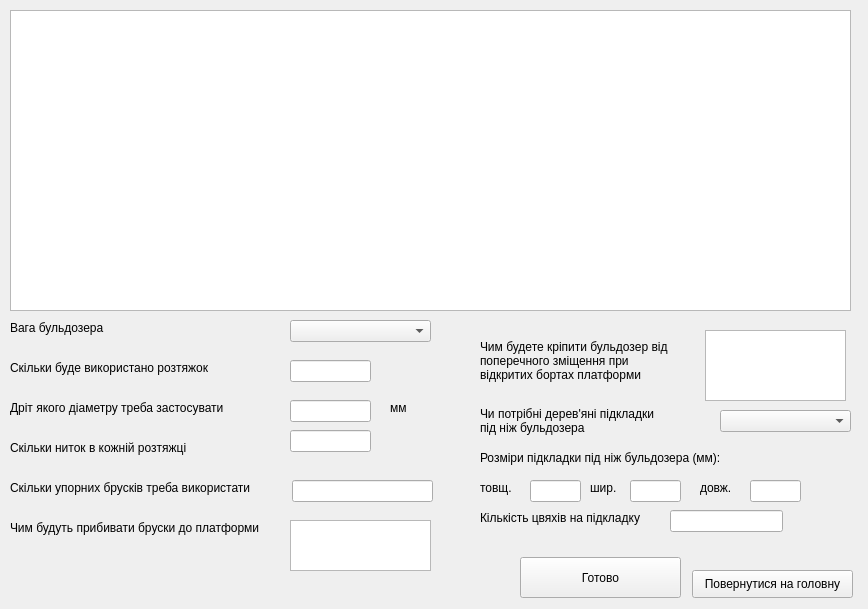
Above: bulldozer_form.ui from Win9XCHI/Fastening_test before the change. Below: the same form after it.
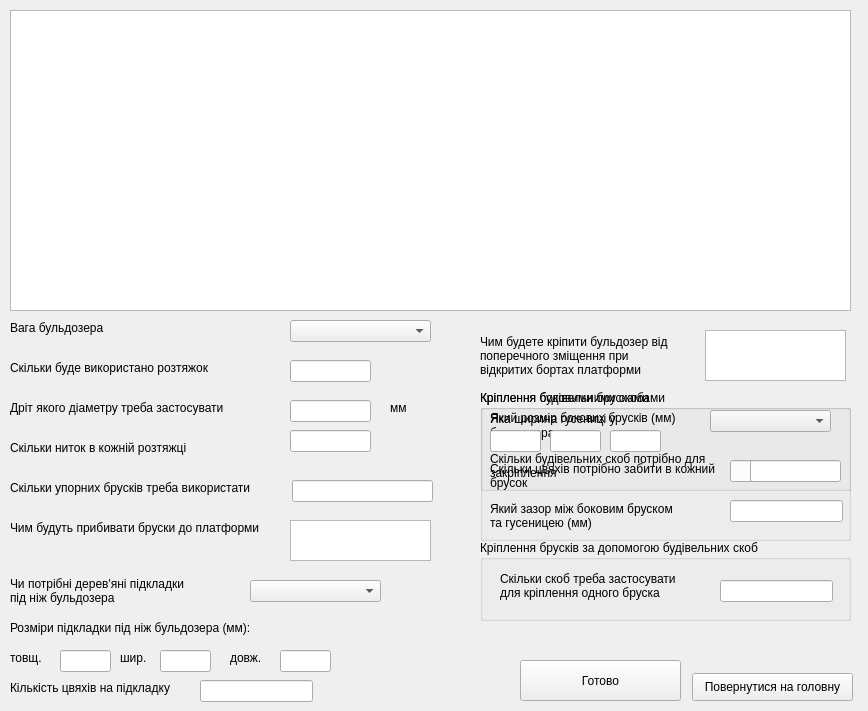
That is the form after the change.

Commit message: Fix bulldozer form

Diff of the .ui file:
```diff
--- a/bulldozer_form.ui
+++ b/bulldozer_form.ui
@@ -7,7 +7,7 @@
     <x>0</x>
     <y>0</y>
     <width>868</width>
-    <height>609</height>
+    <height>711</height>
    </rect>
   </property>
   <property name="windowTitle">
@@ -107,7 +107,7 @@
      <x>480</x>
      <y>330</y>
      <width>221</width>
-     <height>61</height>
+     <height>51</height>
     </rect>
    </property>
    <property name="text">
@@ -119,8 +119,8 @@
   <widget class="QLabel" name="label_8">
    <property name="geometry">
     <rect>
-     <x>480</x>
-     <y>400</y>
+     <x>10</x>
+     <y>570</y>
      <width>201</width>
      <height>41</height>
     </rect>
@@ -133,8 +133,8 @@
   <widget class="QLabel" name="label_9">
    <property name="geometry">
     <rect>
-     <x>480</x>
-     <y>450</y>
+     <x>10</x>
+     <y>620</y>
      <width>271</width>
      <height>16</height>
     </rect>
@@ -146,8 +146,8 @@
   <widget class="QLabel" name="label_10">
    <property name="geometry">
     <rect>
-     <x>480</x>
-     <y>480</y>
+     <x>10</x>
+     <y>650</y>
      <width>41</width>
      <height>16</height>
     </rect>
@@ -159,8 +159,8 @@
   <widget class="QLabel" name="label_11">
    <property name="geometry">
     <rect>
-     <x>590</x>
-     <y>480</y>
+     <x>120</x>
+     <y>650</y>
      <width>31</width>
      <height>16</height>
     </rect>
@@ -172,8 +172,8 @@
   <widget class="QLabel" name="label_12">
    <property name="geometry">
     <rect>
-     <x>700</x>
-     <y>480</y>
+     <x>230</x>
+     <y>650</y>
      <width>41</width>
      <height>16</height>
     </rect>
@@ -185,8 +185,8 @@
   <widget class="QLabel" name="label_13">
    <property name="geometry">
     <rect>
-     <x>480</x>
-     <y>510</y>
+     <x>10</x>
+     <y>680</y>
      <width>181</width>
      <height>16</height>
     </rect>
@@ -201,15 +201,15 @@
      <x>705</x>
      <y>330</y>
      <width>141</width>
-     <height>71</height>
+     <height>51</height>
     </rect>
    </property>
   </widget>
   <widget class="QComboBox" name="comboBox">
    <property name="geometry">
     <rect>
-     <x>720</x>
-     <y>410</y>
+     <x>250</x>
+     <y>580</y>
      <width>131</width>
      <height>22</height>
     </rect>
@@ -271,7 +271,7 @@
      <x>290</x>
      <y>520</y>
      <width>141</width>
-     <height>51</height>
+     <height>41</height>
     </rect>
    </property>
   </widget>
@@ -291,8 +291,8 @@
   <widget class="QLineEdit" name="lineEdit_5">
    <property name="geometry">
     <rect>
-     <x>530</x>
-     <y>480</y>
+     <x>60</x>
+     <y>650</y>
      <width>51</width>
      <height>22</height>
     </rect>
@@ -301,8 +301,8 @@
   <widget class="QLineEdit" name="lineEdit_6">
    <property name="geometry">
     <rect>
-     <x>630</x>
-     <y>480</y>
+     <x>160</x>
+     <y>650</y>
      <width>51</width>
      <height>22</height>
     </rect>
@@ -311,8 +311,8 @@
   <widget class="QLineEdit" name="lineEdit_7">
    <property name="geometry">
     <rect>
-     <x>750</x>
-     <y>480</y>
+     <x>280</x>
+     <y>650</y>
      <width>51</width>
      <height>22</height>
     </rect>
@@ -321,8 +321,8 @@
   <widget class="QLineEdit" name="lineEdit_8">
    <property name="geometry">
     <rect>
-     <x>670</x>
-     <y>510</y>
+     <x>200</x>
+     <y>680</y>
      <width>113</width>
      <height>22</height>
     </rect>
@@ -332,7 +332,7 @@
    <property name="geometry">
     <rect>
      <x>692</x>
-     <y>570</y>
+     <y>673</y>
      <width>161</width>
      <height>28</height>
     </rect>
@@ -345,7 +345,7 @@
    <property name="geometry">
     <rect>
      <x>520</x>
-     <y>557</y>
+     <y>660</y>
      <width>161</width>
      <height>41</height>
     </rect>
@@ -354,6 +354,208 @@
     <string>Готово</string>
    </property>
   </widget>
+  <widget class="QGroupBox" name="groupBox">
+   <property name="geometry">
+    <rect>
+     <x>480</x>
+     <y>540</y>
+     <width>371</width>
+     <height>81</height>
+    </rect>
+   </property>
+   <property name="title">
+    <string>Кріплення брусків за допомогою будівельних скоб</string>
+   </property>
+   <widget class="QLabel" name="label_15">
+    <property name="geometry">
+     <rect>
+      <x>20</x>
+      <y>30</y>
+      <width>201</width>
+      <height>31</height>
+     </rect>
+    </property>
+    <property name="text">
+     <string>Скільки скоб треба застосувати
+для кріплення одного бруска</string>
+    </property>
+   </widget>
+   <widget class="QLineEdit" name="lineEdit_9">
+    <property name="geometry">
+     <rect>
+      <x>240</x>
+      <y>40</y>
+      <width>113</width>
+      <height>22</height>
+     </rect>
+    </property>
+   </widget>
+  </widget>
+  <widget class="QGroupBox" name="groupBox_2">
+   <property name="geometry">
+    <rect>
+     <x>480</x>
+     <y>390</y>
+     <width>371</width>
+     <height>101</height>
+    </rect>
+   </property>
+   <property name="title">
+    <string>Кріплення будівельними скобами</string>
+   </property>
+   <widget class="QLabel" name="label_16">
+    <property name="geometry">
+     <rect>
+      <x>10</x>
+      <y>20</y>
+      <width>151</width>
+      <height>31</height>
+     </rect>
+    </property>
+    <property name="text">
+     <string>Яка ширина гусениці у
+бульдозера</string>
+    </property>
+   </widget>
+   <widget class="QLabel" name="label_17">
+    <property name="geometry">
+     <rect>
+      <x>10</x>
+      <y>60</y>
+      <width>241</width>
+      <height>31</height>
+     </rect>
+    </property>
+    <property name="text">
+     <string>Скільки будівельних скоб потрібно для
+закріплення</string>
+    </property>
+   </widget>
+   <widget class="QComboBox" name="comboBox_3">
+    <property name="geometry">
+     <rect>
+      <x>230</x>
+      <y>20</y>
+      <width>121</width>
+      <height>22</height>
+     </rect>
+    </property>
+   </widget>
+   <widget class="QLineEdit" name="lineEdit_10">
+    <property name="geometry">
+     <rect>
+      <x>250</x>
+      <y>70</y>
+      <width>101</width>
+      <height>22</height>
+     </rect>
+    </property>
+   </widget>
+  </widget>
+  <widget class="QGroupBox" name="groupBox_3">
+   <property name="geometry">
+    <rect>
+     <x>480</x>
+     <y>390</y>
+     <width>371</width>
+     <height>151</height>
+    </rect>
+   </property>
+   <property name="title">
+    <string>Кріплення боковими брусками</string>
+   </property>
+   <widget class="QLabel" name="label_18">
+    <property name="geometry">
+     <rect>
+      <x>10</x>
+      <y>20</y>
+      <width>201</width>
+      <height>16</height>
+     </rect>
+    </property>
+    <property name="text">
+     <string>Який розмір бокових брусків (мм)</string>
+    </property>
+   </widget>
+   <widget class="QLineEdit" name="lineEdit_11">
+    <property name="geometry">
+     <rect>
+      <x>10</x>
+      <y>40</y>
+      <width>51</width>
+      <height>22</height>
+     </rect>
+    </property>
+   </widget>
+   <widget class="QLineEdit" name="lineEdit_12">
+    <property name="geometry">
+     <rect>
+      <x>70</x>
+      <y>40</y>
+      <width>51</width>
+      <height>22</height>
+     </rect>
+    </property>
+   </widget>
+   <widget class="QLineEdit" name="lineEdit_13">
+    <property name="geometry">
+     <rect>
+      <x>130</x>
+      <y>40</y>
+      <width>51</width>
+      <height>22</height>
+     </rect>
+    </property>
+   </widget>
+   <widget class="QLabel" name="label_19">
+    <property name="geometry">
+     <rect>
+      <x>10</x>
+      <y>70</y>
+      <width>251</width>
+      <height>31</height>
+     </rect>
+    </property>
+    <property name="text">
+     <string>Скільки цвяхів потрібно забити в кожний
+брусок</string>
+    </property>
+   </widget>
+   <widget class="QLineEdit" name="lineEdit_14">
+    <property name="geometry">
+     <rect>
+      <x>270</x>
+      <y>70</y>
+      <width>91</width>
+      <height>22</height>
+     </rect>
+    </property>
+   </widget>
+   <widget class="QLabel" name="label_20">
+    <property name="geometry">
+     <rect>
+      <x>10</x>
+      <y>110</y>
+      <width>211</width>
+      <height>31</height>
+     </rect>
+    </property>
+    <property name="text">
+     <string>Який зазор між боковим бруском
+та гусеницею (мм)</string>
+    </property>
+   </widget>
+   <widget class="QLineEdit" name="lineEdit_15">
+    <property name="geometry">
+     <rect>
+      <x>250</x>
+      <y>110</y>
+      <width>113</width>
+      <height>22</height>
+     </rect>
+    </property>
+   </widget>
+  </widget>
  </widget>
  <resources/>
  <connections/>
```
